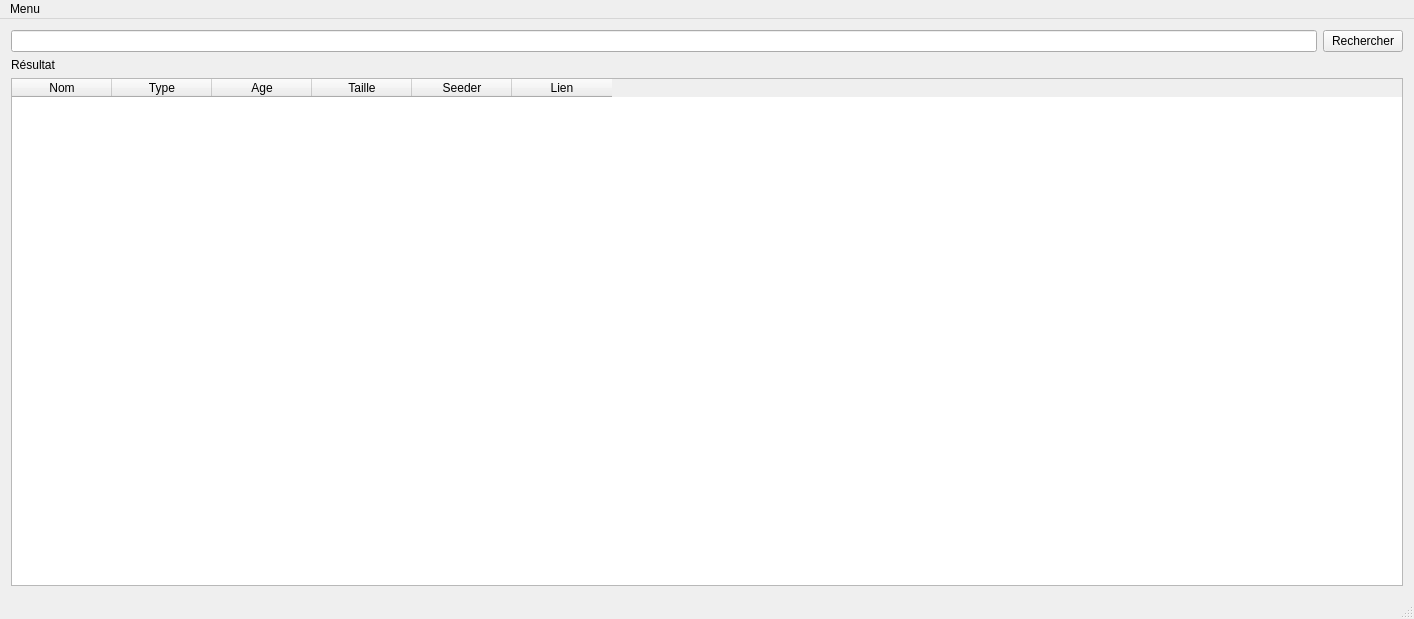
firedream89/YggTorrent_Download, file mainwindow.ui: the form before one commit.
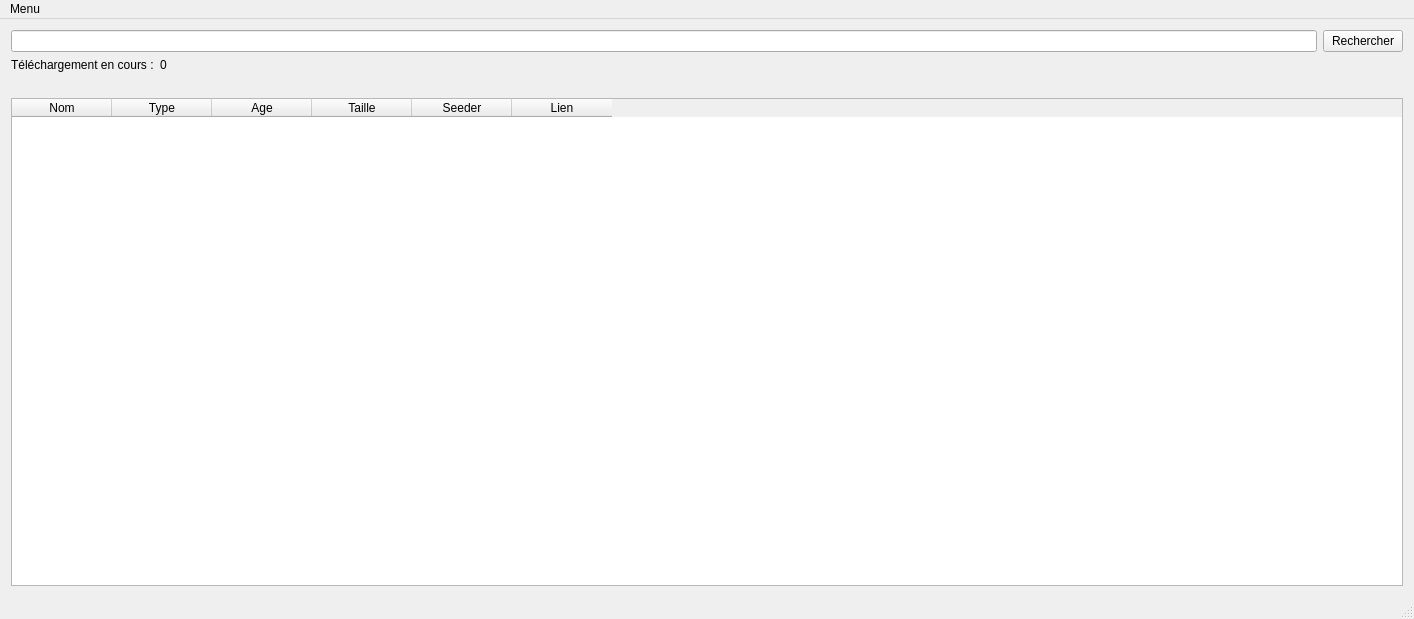
The form after the commit.

Patch:
```diff
--- a/mainwindow.ui
+++ b/mainwindow.ui
@@ -15,13 +15,6 @@
   </property>
   <widget class="QWidget" name="centralWidget">
    <layout class="QGridLayout" name="gridLayout">
-    <item row="1" column="0">
-     <widget class="QLabel" name="result">
-      <property name="text">
-       <string>Résultat</string>
-      </property>
-     </widget>
-    </item>
     <item row="0" column="0">
      <layout class="QHBoxLayout" name="horizontalLayout">
       <item>
@@ -42,7 +35,32 @@
       </item>
      </layout>
     </item>
+    <item row="1" column="0">
+     <layout class="QFormLayout" name="formLayout">
+      <item row="0" column="0">
+       <widget class="QLabel" name="label">
+        <property name="text">
+         <string>Téléchargement en cours :</string>
+        </property>
+       </widget>
+      </item>
+      <item row="0" column="1">
+       <widget class="QLabel" name="downCount">
+        <property name="text">
+         <string>0</string>
+        </property>
+       </widget>
+      </item>
+     </layout>
+    </item>
     <item row="2" column="0">
+     <widget class="QLabel" name="result">
+      <property name="text">
+       <string/>
+      </property>
+     </widget>
+    </item>
+    <item row="3" column="0">
      <widget class="QTableWidget" name="listTorrent">
       <property name="minimumSize">
        <size>
```
Left out of the diff: 12 changed lines with no effect on the pictures.
